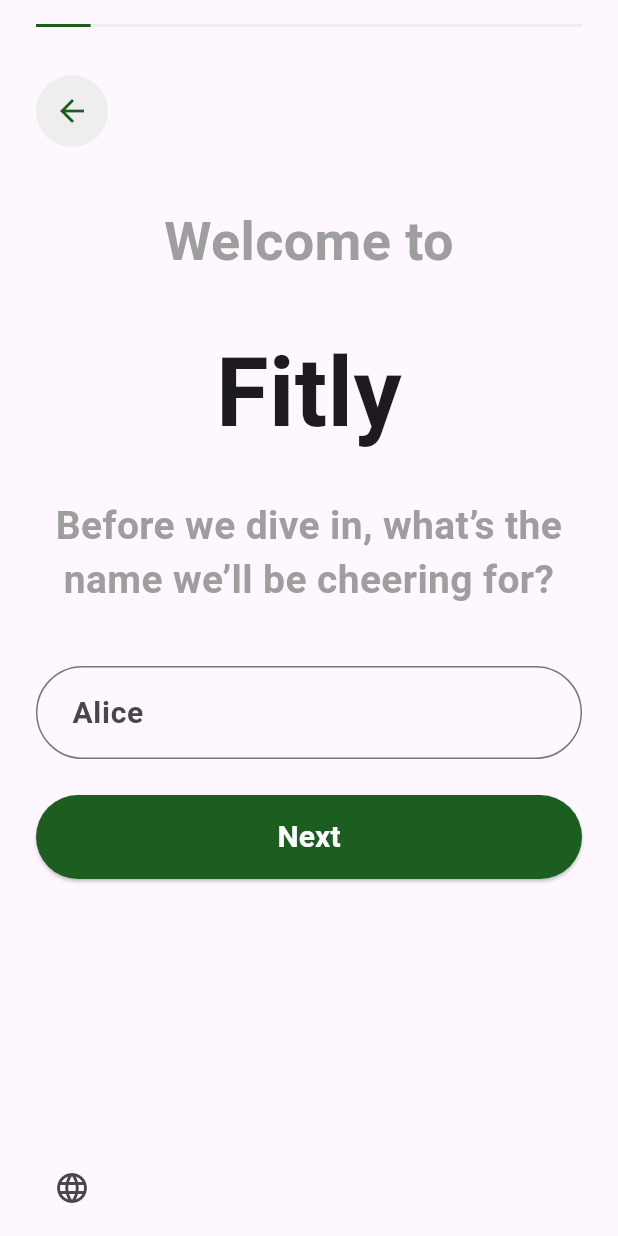
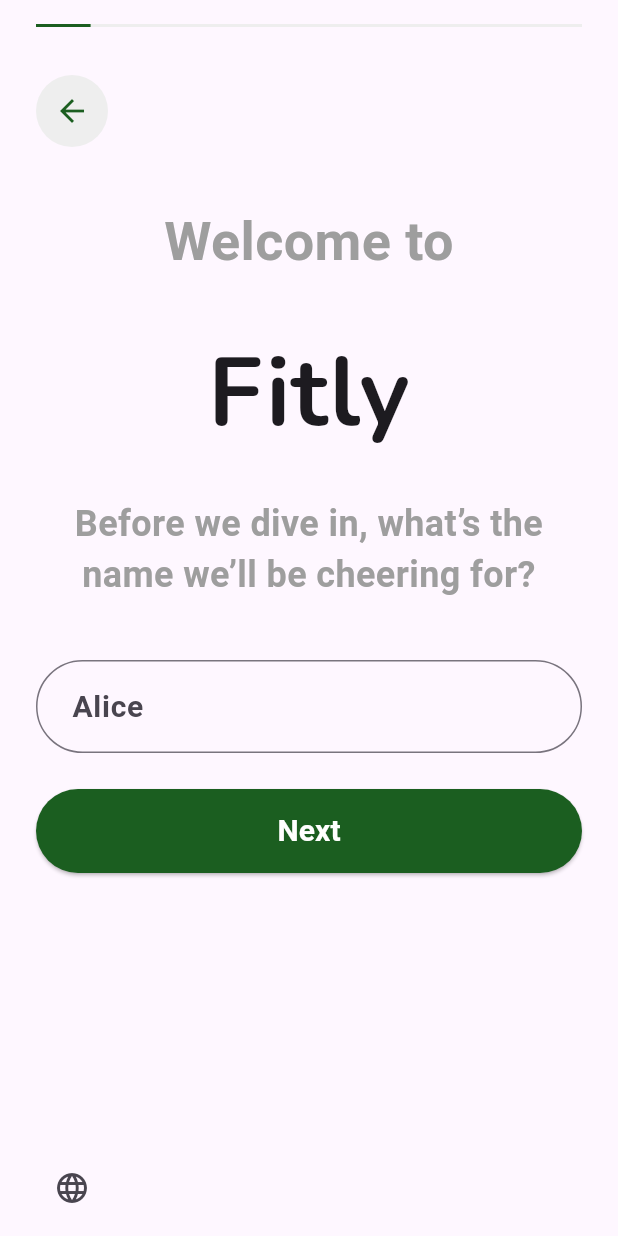
Before and after one commit to HeavenAscendedDIO/HeavenAscendedDIO.github.io, a Flutter app: the screen it shows after launch, on a phone screen of 412 x 824 dp. Run offline on Flutter 3.47's test engine with Material 3 defaults, Android fonts, the phone set to English and light mode, and no system bars; our stand-ins replace google_fonts.

Commit message:
Изменил шрифт

```diff
--- a/screen_9/lib/main.dart
+++ b/screen_9/lib/main.dart
@@ -1,4 +1,5 @@
 import 'package:flutter/material.dart';
+import 'package:google_fonts/google_fonts.dart';
 
 void main() {
   runApp(const MyApp());
@@ -70,22 +71,22 @@
                     ),
                   ),
                   const SizedBox(height: 30),
-                  const Text(
+                  Text(
                     'Fitly',
                     textAlign: TextAlign.center,
-                    style: TextStyle(
+                    style: GoogleFonts.nunito(
                       fontSize: 64,
                       fontWeight: FontWeight.bold,
                     ),
                   ),
                   const SizedBox(height: 24),
-                  const Text(
+                  Text(
                     'Before we dive in, what’s the\nname we’ll be cheering for?',
                     textAlign: TextAlign.center,
                     style: TextStyle(
-                      fontSize: 26,
+                      fontSize: 24,
+                      fontWeight: FontWeight.bold,
                       color: Colors.grey,
-                      fontWeight: FontWeight.bold,
                       height: 1.4,
                     ),
                   ),
--- a/screen_9/pubspec.yaml
+++ b/screen_9/pubspec.yaml
@@ -34,6 +34,7 @@
   # The following adds the Cupertino Icons font to your application.
   # Use with the CupertinoIcons class for iOS style icons.
   cupertino_icons: ^1.0.8
+  google_fonts: ^6.2.1
 
 dev_dependencies:
   flutter_test:
```
Also changed, not shown: flutter_application_1/pubspec.lock, screen_9/pubspec.lock, 2 other files.
